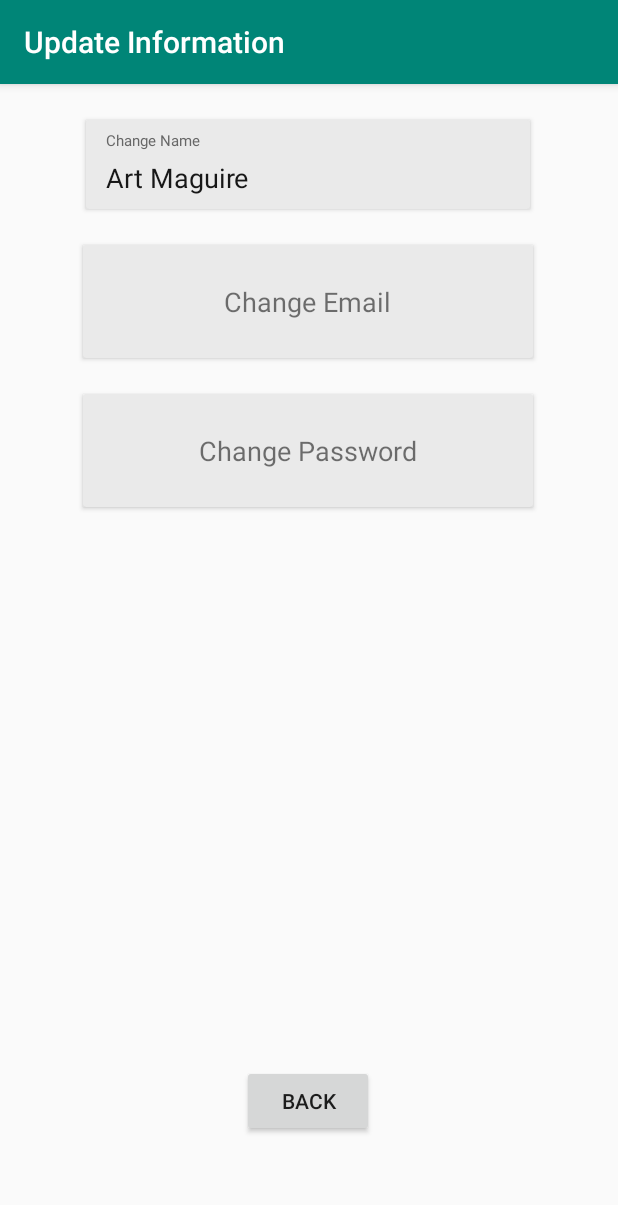
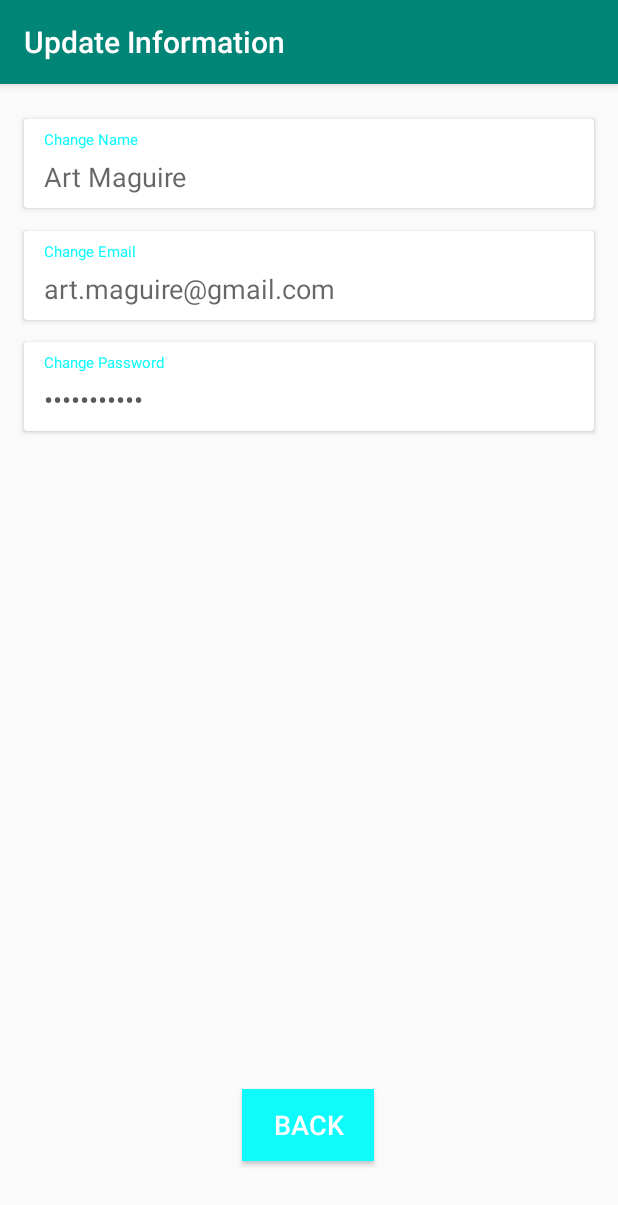
Before and after one commit to artmaguire/ChargePoint-Finder, an Android app: the UpdateInformationActivity screen opened directly, with no data from a screen before it, on a phone screen of 412 x 824 dp. Shown: the top 1205 px of the screen. Run offline under Robolectric (Android 15) with nearby library versions, the phone set to English and light mode, and no system bars.

Commit message:
Updates to the UI for change email and password, needs finishing

```diff
--- a/app/src/main/java/com/example/chargepoint/UpdateInformationActivity.java
+++ b/app/src/main/java/com/example/chargepoint/UpdateInformationActivity.java
@@ -15,15 +15,15 @@ import android.widget.Toast;
 import androidx.appcompat.app.AppCompatActivity;
 import androidx.cardview.widget.CardView;
 
-import com.google.android.material.textfield.TextInputEditText;
-
 public class UpdateInformationActivity extends AppCompatActivity {
     Button backBtn;
-    EditText usersName;
     CardView card;
     LinearLayout nameLayout;
+    LinearLayout emailLayout;
+    LinearLayout passwordLayout;
     TextView username;
-    TextInputEditText nameInput;
+    TextView email;
+    TextView password;
 
     @Override
     protected void onCreate(Bundle savedInstanceState) {
@@ -49,17 +49,6 @@ public class UpdateInformationActivity extends AppCompatActivity {
         card = findViewById(R.id.NameCard);
         nameLayout = findViewById(card.getChildAt(0).getId());
         username = findViewById(nameLayout.getChildAt(1).getId());
-
-//        List<String> id = new ArrayList<>();
-
-//        for (int i = 0; i < cardLayout.getChildCount(); i++){
-//            card = (CardView) cardLayout.getChildAt(i);
-//            ViewGroup viewGroup = ((ViewGroup)card.getChildAt(0));
-//            for(int j=0;j<viewGroup.getChildCount();j++){
-//                String getName = ((TextView)viewGroup.getChildAt(j)).getText().toString();
-//                id.add(getName);
-//            }
-//        }
 
         // Setting Dialog Title
         alertDialog.setTitle("Change Name");
@@ -101,8 +90,49 @@ public class UpdateInformationActivity extends AppCompatActivity {
     }
 
     public void changeEmail(View v) {
-        Intent intent = new Intent(UpdateInformationActivity.this, ChangeEmailActivity.class);
-        startActivity(intent);
+        AlertDialog.Builder alertDialog = new AlertDialog.Builder(UpdateInformationActivity.this);
+
+        card = findViewById(R.id.EmailCard);
+        nameLayout = findViewById(card.getChildAt(0).getId());
+        username = findViewById(nameLayout.getChildAt(1).getId());
+
+        // Setting Dialog Title
+        alertDialog.setTitle("Change Name");
+        // Set up the input
+        final EditText input = new EditText(this);
+        // Specify the type of input expected; this, for example, sets the input as a password, and will mask the text
+        //TODO: Add user's name here
+//        input.setHint(R.string.);
+        input.setInputType(InputType.TYPE_CLASS_TEXT);
+        alertDialog.setView(input);
+
+
+        // Setting Positive "Yes" Btn
+        alertDialog.setPositiveButton("Save",
+                new DialogInterface.OnClickListener() {
+                    public void onClick(DialogInterface dialog, int which) {
+                        // Write your code here to execute after dialog
+                        username.setText(input.getText().toString());
+
+                        //TODO: Add floating action button
+                        Toast.makeText(getApplicationContext(),
+                                "Name updated", Toast.LENGTH_SHORT)
+                                .show();
+                    }
+                });
+
+        // Setting Negative "NO" Btn
+        alertDialog.setNegativeButton("Back",
+                new DialogInterface.OnClickListener() {
+                    public void onClick(DialogInterface dialog, int which) {
+                        // Write your code here to execute after dialog
+                    }
+                });
+
+        // Showing Alert Dialog
+        alertDialog.show();
+//        Intent intent = new Intent(UpdateInformationActivity.this, ChangeNameActivity.class);
+//        startActivity(intent);
     }
 
     public void changePassword(View v) {
--- a/app/src/main/res/layout/activity_update_information.xml
+++ b/app/src/main/res/layout/activity_update_information.xml
@@ -11,13 +11,13 @@
 
     <androidx.cardview.widget.CardView
         android:id="@+id/NameCard"
-        android:layout_width="296dp"
+        android:layout_width="380dp"
         android:layout_height="wrap_content"
-        android:layout_marginTop="24dp"
+        android:layout_marginTop="16dp"
         android:background="#434343"
         android:onClick="changeName"
         android:textAlignment="center"
-        app:cardBackgroundColor="#EAEAEA"
+        app:cardBackgroundColor="#FFFFFF"
         app:layout_constraintBottom_toTopOf="@+id/EmailCard"
         app:layout_constraintEnd_toEndOf="parent"
         app:layout_constraintHorizontal_bias="0.495"
@@ -25,30 +25,31 @@
         app:layout_constraintTop_toTopOf="parent">
 
         <LinearLayout
+            android:id="@+id/nameCardLayout"
             android:layout_width="match_parent"
             android:layout_height="wrap_content"
-            android:id="@+id/cardLayout"
             android:orientation="vertical"
             android:padding="3dp">
 
             <TextView
-                android:id="@+id/changename"
+                android:id="@+id/changeName"
                 android:layout_width="wrap_content"
                 android:layout_height="wrap_content"
                 android:layout_marginTop="3dp"
                 android:paddingLeft="10dp"
                 android:text="Change Name"
-                android:textColor="#676767"
+                android:textColor="@color/textColour"
                 android:textSize="10sp" />
 
             <TextView
-                android:id="@+id/usersname"
+                android:id="@+id/usersName"
                 android:layout_width="wrap_content"
                 android:layout_height="wrap_content"
                 android:layout_marginTop="5dp"
                 android:layout_marginBottom="5dp"
+                android:hint="@string/users_name"
+                android:inputType="textPersonName"
                 android:paddingLeft="10dp"
-                android:text="@string/users_name"
                 android:textColor="#E6000000"
                 android:textSize="18sp" />
         </LinearLayout>
@@ -57,75 +58,111 @@
 
     <androidx.cardview.widget.CardView
         android:id="@+id/EmailCard"
-        android:layout_width="300dp"
-        android:layout_height="75dp"
-        android:layout_marginTop="24dp"
+        android:layout_width="380dp"
+        android:layout_height="wrap_content"
+        android:layout_marginTop="8dp"
         android:background="#434343"
         android:onClick="changeEmail"
         android:textAlignment="center"
-        app:cardBackgroundColor="#EAEAEA"
+        app:cardBackgroundColor="#FFFFFF"
+        app:layout_constraintBottom_toTopOf="@+id/PasswordCard"
         app:layout_constraintEnd_toEndOf="parent"
         app:layout_constraintHorizontal_bias="0.495"
         app:layout_constraintStart_toStartOf="parent"
         app:layout_constraintTop_toBottomOf="@+id/NameCard">
 
         <LinearLayout
+            android:id="@+id/emailCardLayout"
             android:layout_width="match_parent"
             android:layout_height="wrap_content"
-            android:layout_gravity="center_vertical"
-            android:gravity="center_horizontal">
+            android:orientation="vertical"
+            android:padding="3dp">
 
             <TextView
+                android:id="@+id/changeEmail"
                 android:layout_width="wrap_content"
                 android:layout_height="wrap_content"
+                android:layout_marginTop="3dp"
+                android:paddingLeft="10dp"
                 android:text="@string/change_email"
-                android:textSize="18sp">
+                android:textColor="@color/textColour"
+                android:textSize="10sp" />
 
-            </TextView>
+            <TextView
+                android:id="@+id/userEmail"
+                android:layout_width="wrap_content"
+                android:layout_height="wrap_content"
+                android:layout_marginTop="5dp"
+                android:layout_marginBottom="5dp"
+                android:hint="art.maguire@gmail.com"
+                android:inputType="textEmailAddress"
+                android:paddingLeft="10dp"
+                android:textColor="#E6000000"
+                android:textSize="18sp" />
         </LinearLayout>
+
     </androidx.cardview.widget.CardView>
 
     <androidx.cardview.widget.CardView
         android:id="@+id/PasswordCard"
-        android:layout_width="300dp"
-        android:layout_height="75dp"
-        android:layout_marginTop="24dp"
+        android:layout_width="380dp"
+        android:layout_height="wrap_content"
+        android:layout_marginTop="8dp"
+        android:layout_marginBottom="431dp"
         android:background="#434343"
         android:onClick="changePassword"
         android:textAlignment="center"
-        app:cardBackgroundColor="#EAEAEA"
+        app:cardBackgroundColor="#FFFFFF"
+        app:layout_constraintBottom_toTopOf="@+id/backToUpdateInformation"
         app:layout_constraintEnd_toEndOf="parent"
         app:layout_constraintHorizontal_bias="0.495"
         app:layout_constraintStart_toStartOf="parent"
         app:layout_constraintTop_toBottomOf="@+id/EmailCard">
 
         <LinearLayout
+            android:id="@+id/passwordCardLayout"
             android:layout_width="match_parent"
             android:layout_height="wrap_content"
-            android:layout_gravity="center_vertical"
-            android:gravity="center_horizontal">
+            android:orientation="vertical"
+            android:padding="3dp">
 
             <TextView
+                android:id="@+id/changePassword"
                 android:layout_width="wrap_content"
                 android:layout_height="wrap_content"
+                android:layout_marginTop="3dp"
+                android:paddingStart="10dp"
                 android:text="@string/change_password"
-                android:textSize="18sp">
+                android:textColor="@color/textColour"
+                android:textSize="10sp" />
 
-            </TextView>
+            <TextView
+                android:id="@+id/userPassword"
+                android:layout_width="wrap_content"
+                android:layout_height="wrap_content"
+                android:layout_marginTop="5dp"
+                android:layout_marginBottom="5dp"
+                android:inputType="textPassword"
+                android:paddingLeft="10dp"
+                android:text="art.maguire"
+                android:textColor="#E6474747"
+                android:textSize="18sp" />
         </LinearLayout>
+
     </androidx.cardview.widget.CardView>
 
     <Button
         android:id="@+id/backToUpdateInformation"
         android:layout_width="wrap_content"
         android:layout_height="wrap_content"
-        android:layout_marginTop="355dp"
         android:layout_marginBottom="50dp"
+        android:background="@color/textColour"
         android:text="Back"
+        android:textColor="#FFFFFF"
+        android:textSize="18sp"
         app:layout_constraintBottom_toBottomOf="parent"
         app:layout_constraintEnd_toEndOf="parent"
         app:layout_constraintHorizontal_bias="0.498"
-        app:layout_constraintStart_toStartOf="parent"
-        app:layout_constraintTop_toBottomOf="@+id/PasswordCard" />
+        app:layout_constraintStart_toStartOf="parent" />
 
 </androidx.constraintlayout.widget.ConstraintLayout>
```
